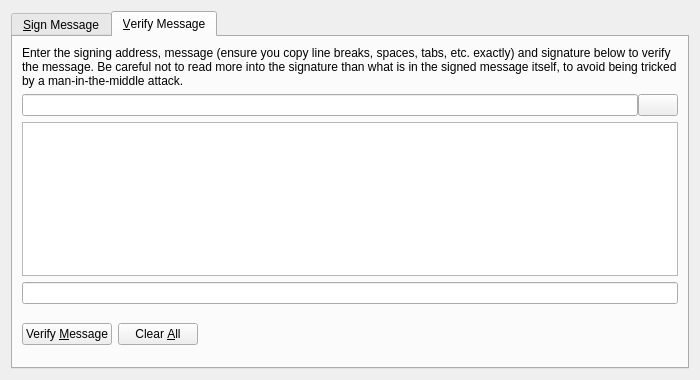
This is src/qt/forms/signverifymessagedialog.ui in WorldcoinGlobal/WorldcoinLegacy as Qt 5 draws it before an edit. The edited form follows.
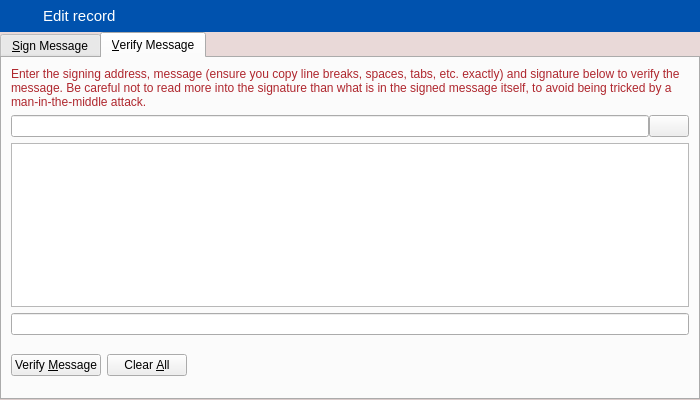
This is the edited form. The open tabs and pages were chosen to show the change. Icons and pictures are not drawn. Custom widgets are drawn as their Qt base class.

```diff
--- a/src/qt/forms/signverifymessagedialog.ui
+++ b/src/qt/forms/signverifymessagedialog.ui
@@ -7,16 +7,157 @@
     <x>0</x>
     <y>0</y>
     <width>700</width>
-    <height>380</height>
+    <height>400</height>
    </rect>
   </property>
   <property name="windowTitle">
    <string>Signatures - Sign / Verify a Message</string>
   </property>
+  <property name="styleSheet">
+   <string notr="true">QLabel {
+	color: #AF272E;
+}
+
+QDialog {
+	background-color: #E9D9D8;
+}</string>
+  </property>
   <property name="modal">
    <bool>true</bool>
   </property>
   <layout class="QVBoxLayout" name="verticalLayout">
+   <property name="spacing">
+    <number>0</number>
+   </property>
+   <property name="margin">
+    <number>0</number>
+   </property>
+   <item>
+    <widget class="QWidget" name="wHeader" native="true">
+     <property name="minimumSize">
+      <size>
+       <width>0</width>
+       <height>32</height>
+      </size>
+     </property>
+     <property name="maximumSize">
+      <size>
+       <width>16777215</width>
+       <height>32</height>
+      </size>
+     </property>
+     <property name="styleSheet">
+      <string notr="true">#wHeader {
+	background-color: #0052AE;
+}</string>
+     </property>
+     <property name="is_header" stdset="0">
+      <bool>true</bool>
+     </property>
+     <layout class="QHBoxLayout" name="horizontalLayout_19">
+      <property name="margin">
+       <number>0</number>
+      </property>
+      <item>
+       <spacer name="horizontalSpacer_26">
+        <property name="orientation">
+         <enum>Qt::Horizontal</enum>
+        </property>
+        <property name="sizeType">
+         <enum>QSizePolicy::Fixed</enum>
+        </property>
+        <property name="sizeHint" stdset="0">
+         <size>
+          <width>7</width>
+          <height>20</height>
+         </size>
+        </property>
+       </spacer>
+      </item>
+      <item>
+       <widget class="QLabel" name="label_33">
+        <property name="sizePolicy">
+         <sizepolicy hsizetype="Preferred" vsizetype="Preferred">
+          <horstretch>0</horstretch>
+          <verstretch>0</verstretch>
+         </sizepolicy>
+        </property>
+        <property name="minimumSize">
+         <size>
+          <width>30</width>
+          <height>30</height>
+         </size>
+        </property>
+        <property name="maximumSize">
+         <size>
+          <width>30</width>
+          <height>30</height>
+         </size>
+        </property>
+        <property name="text">
+         <string/>
+        </property>
+        <property name="pixmap">
+         <pixmap resource="../res.qrc">:/res/edit_record_icon.png</pixmap>
+        </property>
+       </widget>
+      </item>
+      <item>
+       <widget class="QLabel" name="lbTitle">
+        <property name="font">
+         <font>
+          <pointsize>11</pointsize>
+          <stylestrategy>PreferAntialias</stylestrategy>
+         </font>
+        </property>
+        <property name="styleSheet">
+         <string notr="true">QLabel {
+	color: #FFFFFF;
+}</string>
+        </property>
+        <property name="text">
+         <string>Edit record</string>
+        </property>
+       </widget>
+      </item>
+      <item>
+       <widget class="QPushButton" name="bClose">
+        <property name="minimumSize">
+         <size>
+          <width>30</width>
+          <height>30</height>
+         </size>
+        </property>
+        <property name="maximumSize">
+         <size>
+          <width>30</width>
+          <height>30</height>
+         </size>
+        </property>
+        <property name="styleSheet">
+         <string notr="true">QPushButton {	
+	image: url(:/res/close_normal.png);
+	border: 0px solid gray;
+}
+QPushButton:pressed:flat {
+	image: url(:/res/close_normal.png);
+}
+
+QPushButton:hover {
+	image: url(:/res/close_hover.png);
+}</string>
+        </property>
+        <property name="text">
+         <string notr="true"/>
+        </property>
+        <property name="flat">
+         <bool>true</bool>
+        </property>
+       </widget>
+      </item>
+     </layout>
+    </widget>
+   </item>
    <item>
     <widget class="QTabWidget" name="tabWidget">
      <property name="currentIndex">
```
Left out of the diff: 44 changed lines with no effect on the pictures.
